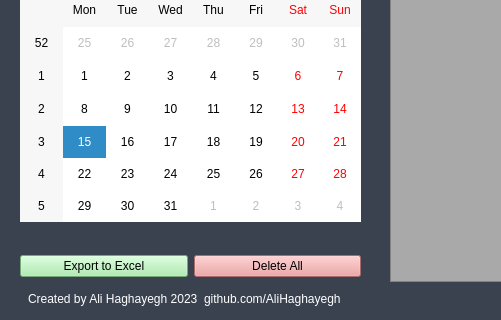
Before: the Qt Designer form app/task_manager.ui in Alihaghayegh/life-style-programmer-task-manager, drawn with Qt 5; both pictures show x 0 to 501 and y 299 to 619 of the 796 by 619 pixel window.
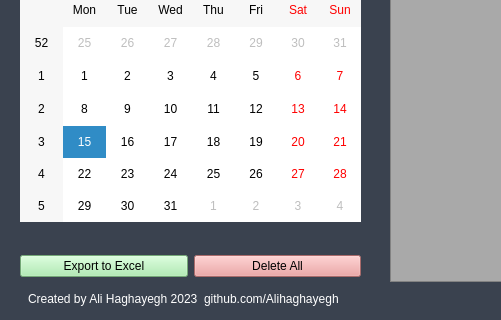
After: the same form once the commit is applied.

The edit to the form file:
```diff
--- a/app/task_manager.ui
+++ b/app/task_manager.ui
@@ -279,7 +279,7 @@
 }</string>
     </property>
     <property name="text">
-     <string>Created by Ali Haghayegh 2023  github.com/AliHaghayegh</string>
+     <string>Created by Ali Haghayegh 2023  github.com/Alihaghayegh</string>
     </property>
    </widget>
   </widget>
```
